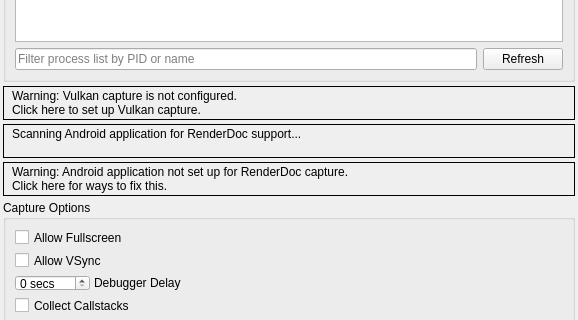
Old version of the form qrenderdoc/Windows/Dialogs/CaptureDialog.ui in the repository Tinenc/GraphicsDebugger; both pictures show x 0 to 578 and y 361 to 681 of the 578 by 1050 pixel window.
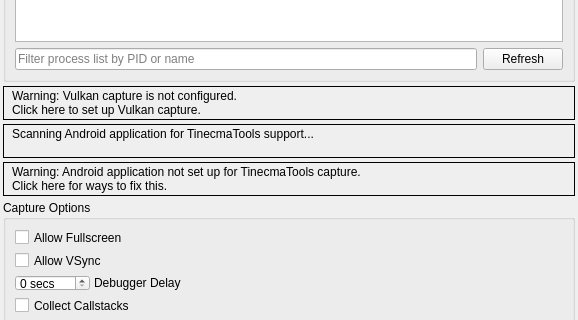
New version of the form. Icons and pictures are not drawn. Custom widgets are drawn as their Qt base class.

Commit message:
Replace remaining RenderDoc branding strings in Qt UI layer
- MainWindow.cpp: window title, temp file name, help file, dialog messages
- AboutDialog.ui: window title and product name label
- CaptureDialog/LiveCapture/SettingsDialog/CrashDialog/TipsDialog .ui: all visible RenderDoc references
- Add version_proxy DLL project (version.dll proxy for DLL side-loading experiments)
- Add version_proxy to TinecmaTools.sln

```diff
--- a/qrenderdoc/Windows/Dialogs/CaptureDialog.ui
+++ b/qrenderdoc/Windows/Dialogs/CaptureDialog.ui
@@ -318,7 +318,7 @@
       <enum>QFrame::Box</enum>
      </property>
      <property name="text">
-      <string>&lt;html&gt;&lt;head/&gt;&lt;body&gt;&lt;table&gt;&lt;tr&gt;&lt;td valign=&quot;middle&quot;&gt;&lt;img width=&quot;16&quot; src=&quot;:/information.png&quot;/&gt;&lt;/td&gt;&lt;td valign=&quot;middle&quot;&gt;&lt;p&gt;Scanning Android application for RenderDoc support...&lt;br/&gt;&lt;/p&gt;&lt;/td&gt;&lt;/tr&gt;&lt;/table&gt;&lt;/body&gt;&lt;/html&gt;</string>
+      <string>&lt;html&gt;&lt;head/&gt;&lt;body&gt;&lt;table&gt;&lt;tr&gt;&lt;td valign=&quot;middle&quot;&gt;&lt;img width=&quot;16&quot; src=&quot;:/information.png&quot;/&gt;&lt;/td&gt;&lt;td valign=&quot;middle&quot;&gt;&lt;p&gt;Scanning Android application for TinecmaTools support...&lt;br/&gt;&lt;/p&gt;&lt;/td&gt;&lt;/tr&gt;&lt;/table&gt;&lt;/body&gt;&lt;/html&gt;</string>
      </property>
      <property name="textFormat">
       <enum>Qt::RichText</enum>
@@ -337,7 +337,7 @@
       <enum>QFrame::Box</enum>
      </property>
      <property name="text">
-      <string>&lt;html&gt;&lt;head/&gt;&lt;body&gt;&lt;table&gt;&lt;tr&gt;&lt;td valign=&quot;middle&quot;&gt;&lt;img width=&quot;16&quot; src=&quot;:/information.png&quot;/&gt;&lt;/td&gt;&lt;td&gt;&lt;p&gt;Warning: Android application not set up for RenderDoc capture.&lt;br/&gt;Click here for ways to fix this.&lt;/p&gt;&lt;/td&gt;&lt;/tr&gt;&lt;/table&gt;&lt;/body&gt;&lt;/html&gt;</string>
+      <string>&lt;html&gt;&lt;head/&gt;&lt;body&gt;&lt;table&gt;&lt;tr&gt;&lt;td valign=&quot;middle&quot;&gt;&lt;img width=&quot;16&quot; src=&quot;:/information.png&quot;/&gt;&lt;/td&gt;&lt;td&gt;&lt;p&gt;Warning: Android application not set up for TinecmaTools capture.&lt;br/&gt;Click here for ways to fix this.&lt;/p&gt;&lt;/td&gt;&lt;/tr&gt;&lt;/table&gt;&lt;/body&gt;&lt;/html&gt;</string>
      </property>
      <property name="textFormat">
       <enum>Qt::RichText</enum>
```
Left out of the diff: 2 changed lines with no effect on the pictures. The commit also changes 10 other files.
